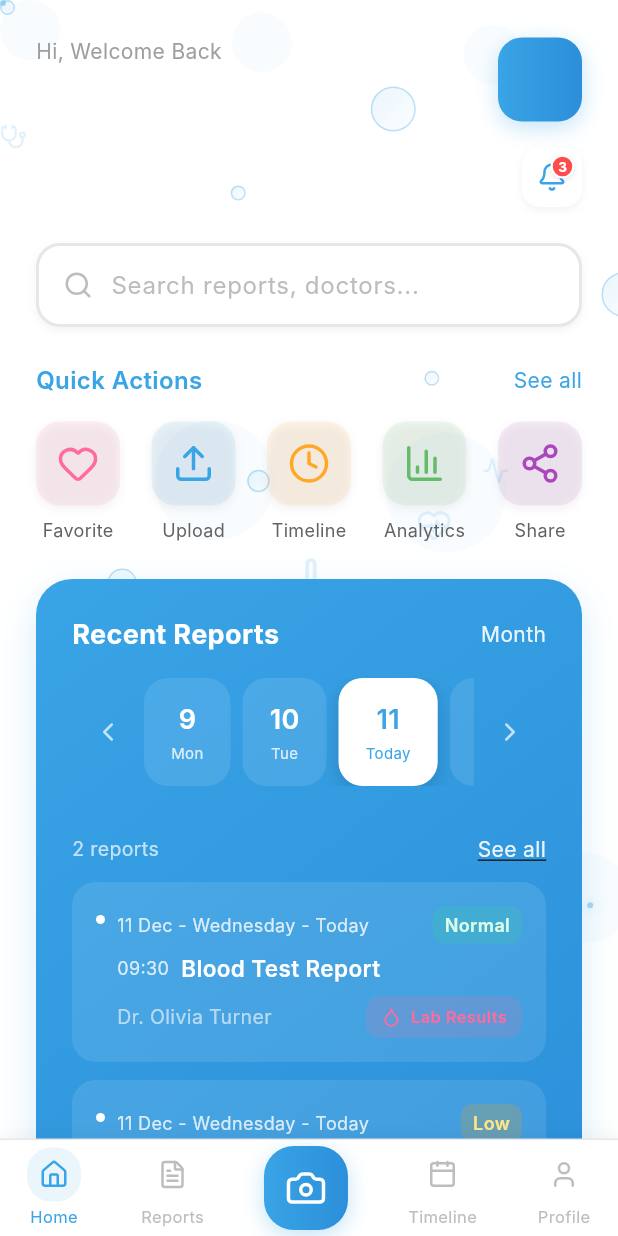
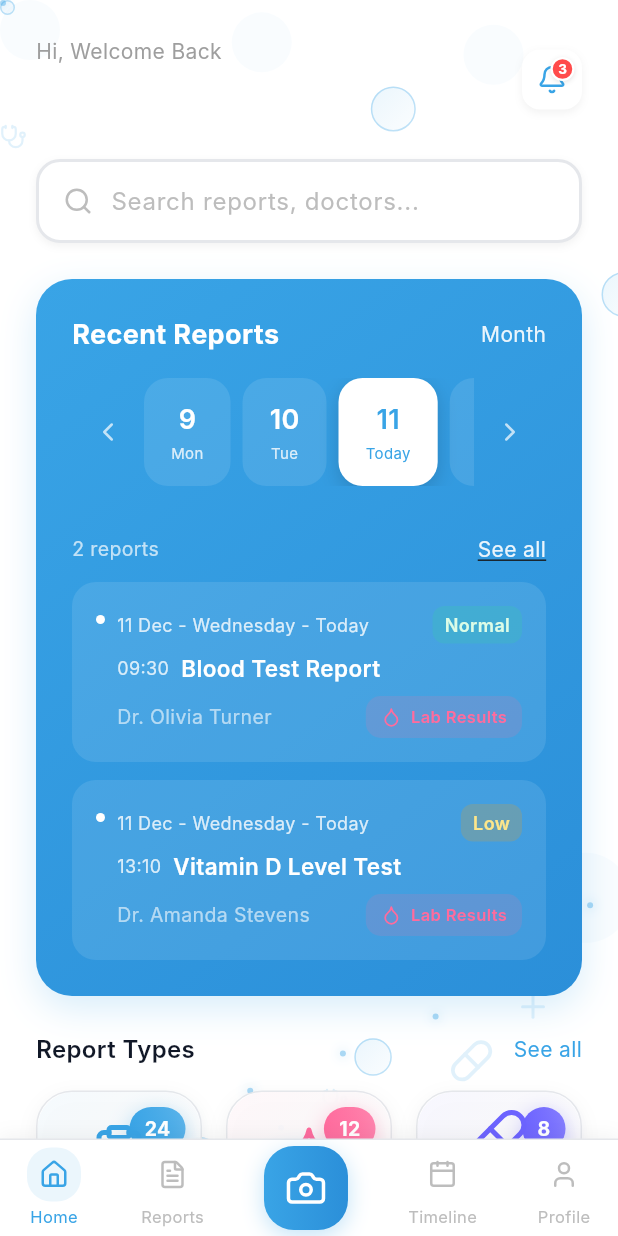
Before and after one commit to lamaRimawi/med_frontend, a Flutter app: the HomeScreen screen opened by its route, on a phone screen of 412 x 824 dp. Run offline on Flutter 3.47's test engine with Material 3 defaults, Android fonts, the phone set to English and light mode, and no system bars; drawn by our look-alikes of flutter_animate, toastification; our stand-ins replace camera, google_fonts, image_picker, local_auth, lucide_icons, permission_handler and 2 more; missing offline and left inert: flutter_facebook_auth, flutter_toast_notification, gal; accounts and stored records are empty; Roboto replaces fonts that are missing (Inter).

```diff
--- a/lib/screens/home_screen.dart
+++ b/lib/screens/home_screen.dart
@@ -1,7 +1,7 @@
 import 'package:flutter/material.dart';
 import 'package:flutter_animate/flutter_animate.dart';
 import 'package:lucide_icons/lucide_icons.dart';
-import '../widgets/quick_actions_widget.dart';
+
 import '../widgets/theme_toggle.dart';
 import '../widgets/animated_bubble_background.dart';
 import '../models/user_model.dart';
@@ -114,19 +114,7 @@ class _HomeScreenState extends State<HomeScreen> {
     ThemeProvider.of(context)?.toggleTheme();
   }
 
-  void _handleQuickAction(String label) {
-    if (label == 'Upload') {
-      setState(() => _showCameraUpload = true);
-    } else if (label == 'Timeline') {
-      setState(() => _showTimeline = true);
-    } else if (label == 'Favorite') {
-      setState(() => _showFavorites = true);
-    } else if (label == 'Analytics') {
-      setState(() => _showAnalytics = true);
-    } else if (label == 'Share') {
-      setState(() => _showShareModal = true);
-    }
-  }
+
 
   @override
   Widget build(BuildContext context) {
@@ -205,7 +193,7 @@ class _HomeScreenState extends State<HomeScreen> {
                       children: [
                         _buildHeader(),
                         _buildSearchBar(),
-                        QuickActionsWidget(onActionTap: _handleQuickAction),
+                        const SizedBox(height: 24),
                         _buildRecentReports(),
                         _buildReportTypes(),
                       ],
@@ -273,31 +261,7 @@ class _HomeScreenState extends State<HomeScreen> {
                   ],
                 ),
               ),
-              Container(
-                width: 56,
-                height: 56,
-                decoration: BoxDecoration(
-                  borderRadius: BorderRadius.circular(16),
-                  gradient: const LinearGradient(
-                    colors: [Color(0xFF39A4E6), Color(0xFF2B8FD9)],
-                  ),
-                  boxShadow: [
-                    BoxShadow(
-                      color: const Color(0xFF39A4E6).withOpacity(0.3),
-                      blurRadius: 12,
-                      offset: const Offset(0, 4),
-                    ),
-                  ],
-                ),
-
-              ),
-            ],
-          ),
-          const SizedBox(height: 16),
-          // Action Buttons Row
-          Row(
-            mainAxisAlignment: MainAxisAlignment.end,
-            children: [
+
               // Notification Button
               GestureDetector(
                 onTap: () =>
```
